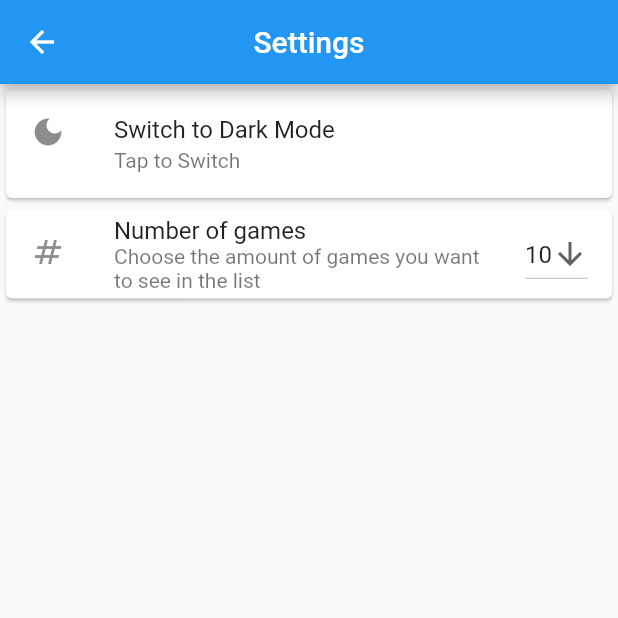
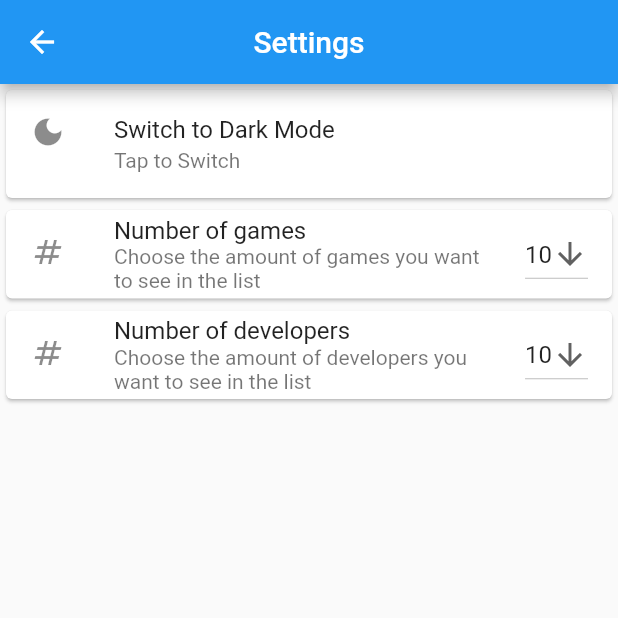
Before and after one commit to TGNdev/Critical-Dudes, a Flutter app: the SettingsPage screen opened directly, after a tap on "Switch to Light Mode", on a phone screen of 412 x 824 dp, the top half of it. Run offline on Flutter 3.47's test engine with Material 2 defaults, Android fonts, the phone set to English and light mode, and no system bars; our stand-ins replace pull_to_refresh, shared_preferences; accounts and stored records are empty; network calls fail.

Commit message:
Developers List

```diff
--- a/lib/configs.dart
+++ b/lib/configs.dart
@@ -17,8 +17,6 @@ class MyTheme with ChangeNotifier {
   }
 }
 
-MyTheme currentTheme = MyTheme();
-
 class MyDrawer extends StatelessWidget {
   const MyDrawer({Key? key}) : super(key: key);
 
@@ -29,7 +27,7 @@ class MyDrawer extends StatelessWidget {
         children: [
           ListTile(
             leading: Icon(Icons.house),
-            title: Text("Games List"),
+            title: Text("Home"),
             trailing: Icon(Icons.arrow_forward),
             onTap: () {
               Navigator.push(context,
@@ -50,3 +48,5 @@ class MyDrawer extends StatelessWidget {
     );
   }
 }
+
+MyTheme currentTheme = MyTheme();
--- a/lib/home.dart
+++ b/lib/home.dart
@@ -1,4 +1,5 @@
 import 'package:critical_dudes/games_model.dart';
+import 'package:critical_dudes/devs_model.dart';
 import 'package:critical_dudes/settings.dart';
 import 'package:flutter/material.dart';
 import 'package:http/http.dart' as http;
@@ -14,8 +15,12 @@ class HomePage extends StatefulWidget {
 
 class _HomePageState extends State<HomePage> {
   static List<Games> games = [];
+  static List<Devs> devs = [];
+
+  RefreshController gamesController = RefreshController(initialRefresh: true);
+  RefreshController devsController = RefreshController(initialRefresh: true);
+
   int page = 1;
-  RefreshController controller = RefreshController(initialRefresh: true);
 
   Future<bool> getGames({bool isRefresh = false}) async {
     final response = await http.get(Uri.parse(
@@ -36,39 +41,56 @@ class _HomePageState extends State<HomePage> {
     }
   }
 
-  Widget _buildList() {
+  Future<bool> getDevs({bool isRefresh = false}) async {
+    final response = await http.get(Uri.parse(
+        "https://api.rawg.io/api/developers?key=$apiKey&page_size=$selectedDevsPerList&page=$page"));
+
+    if (response.statusCode == 200) {
+      final result = devsDataFromJson(response.body);
+
+      if (isRefresh == true) {
+        devs = result.results;
+      } else {
+        devs.addAll(result.results);
+      }
+      setState(() {});
+      return true;
+    } else {
+      return false;
+    }
+  }
+
+  Widget _buildGamesList() {
     return SmartRefresher(
-      controller: controller,
+      controller: gamesController,
       enablePullUp: true,
       onRefresh: () async {
         page = 1;
         final result = await getGames(isRefresh: true);
         if (result) {
-          controller.refreshCompleted();
+          gamesController.refreshCompleted();
         } else {
-          controller.refreshFailed();
+          gamesController.refreshFailed();
         }
       },
       onLoading: () async {
         page++;
         final result = await getGames(isRefresh: false);
         if (result) {
-          controller.loadComplete();
+          gamesController.loadComplete();
         } else {
-          controller.loadFailed();
+          gamesController.loadFailed();
         }
         LoadStyle.ShowWhenLoading;
       },
       child: GridView.builder(
         itemCount: games.length,
         gridDelegate: const SliverGridDelegateWithFixedCrossAxisCount(
-            childAspectRatio: 8.0 / 10.0,
-            crossAxisCount: 2
-        ),
+            childAspectRatio: 8.0 / 10.0, crossAxisCount: 2),
         itemBuilder: (BuildContext context, int index) {
           final game = games[index];
           return Padding(
-            padding: const EdgeInsets.all(5),
+            padding: const EdgeInsets.all(8),
             child: Card(
               semanticContainer: true,
               shape: RoundedRectangleBorder(
@@ -88,7 +110,6 @@ class _HomePageState extends State<HomePage> {
                         return Center(
                             child: Column(
                           children: [
-                                const Text("Loading image..."),
                             LinearProgressIndicator(
                               value: loadingProgress.expectedTotalBytes != null
                                   ? loadingProgress.cumulativeBytesLoaded /
@@ -96,9 +117,9 @@ class _HomePageState extends State<HomePage> {
                                   : null,
                               minHeight: 8,
                             ),
+                            const Text("Loading image..."),
                           ],
-                            )
-                        );
+                        ));
                       },
                     ),
                   ),
@@ -106,7 +127,11 @@ class _HomePageState extends State<HomePage> {
                     padding: EdgeInsets.all(10),
                     child: Align(
                       alignment: Alignment.center,
-                      child: Text(game.name, textAlign: TextAlign.center,),
+                      child: Text(
+                        game.name,
+                        textAlign: TextAlign.center,
+                        style: TextStyle(fontWeight: FontWeight.bold),
+                      ),
                     ),
                   )
                 ],
@@ -115,22 +140,59 @@ class _HomePageState extends State<HomePage> {
           );
         },
       ),
-      /*child: ListView.builder(
-        itemCount: games.length,
-        itemBuilder: (context, int index) {
-          final game = games[index];
-          return Card(
+    );
+  }
+
+  Widget _buildDevsList() {
+    return SmartRefresher(
+      controller: devsController,
+      enablePullUp: true,
+      onRefresh: () async {
+        page = 1;
+        final result = await getDevs(isRefresh: true);
+        if (result) {
+          devsController.refreshCompleted();
+        } else {
+          devsController.refreshFailed();
+        }
+      },
+      onLoading: () async {
+        page++;
+        final result = await getDevs(isRefresh: false);
+        if (result) {
+          devsController.loadComplete();
+        } else {
+          devsController.loadFailed();
+        }
+        LoadStyle.ShowWhenLoading;
+      },
+      child: GridView.builder(
+        itemCount: devs.length,
+        gridDelegate: const SliverGridDelegateWithFixedCrossAxisCount(
+            childAspectRatio: 8.0 / 10.0, crossAxisCount: 2),
+        itemBuilder: (BuildContext context, int index) {
+          final dev = devs[index];
+          return Padding(
+            padding: const EdgeInsets.all(8),
+            child: Card(
+              semanticContainer: true,
+              shape: RoundedRectangleBorder(
+                borderRadius: BorderRadius.circular(20),
+              ),
+              clipBehavior: Clip.antiAlias,
               child: Column(
+                crossAxisAlignment: CrossAxisAlignment.start,
                 children: [
-                Image.network(
-                  game.backgroundImage,
+                  Expanded(
+                    child: Image.network(
+                      dev.backgroundImage,
+                      fit: BoxFit.cover,
                       loadingBuilder: (BuildContext context, Widget child,
                           ImageChunkEvent? loadingProgress) {
                         if (loadingProgress == null) return child;
                         return Center(
                             child: Column(
                           children: [
-                          const Text("Loading image..."),
                             LinearProgressIndicator(
                               value: loadingProgress.expectedTotalBytes != null
                                   ? loadingProgress.cumulativeBytesLoaded /
@@ -138,26 +200,37 @@ class _HomePageState extends State<HomePage> {
                                   : null,
                               minHeight: 8,
                             ),
+                            const Text("Loading image..."),
                           ],
+                        ));
+                      },
+                    ),
+                  ),
+                  Padding(
+                    padding: EdgeInsets.all(10),
+                    child: Align(
+                      alignment: Alignment.center,
+                      child: Text(
+                        dev.name,
+                        textAlign: TextAlign.center,
+                        style: TextStyle(fontWeight: FontWeight.bold),
+                      ),
+                    ),
                   )
+                ],
+              ),
+            ),
           );
         },
       ),
-                ListTile(
-                  title: Text(game.name),
-                  subtitle: Text('Released on ${game.released}'),
-                )
-              ],
-            ),
-          );
-        },
-      ),*/
     );
   }
 
   @override
   Widget build(BuildContext context) {
-    return Scaffold(
+    return DefaultTabController(
+      length: 2,
+      child: Scaffold(
         drawer: const MyDrawer(),
         body: NestedScrollView(
           floatHeaderSlivers: true,
@@ -166,9 +239,18 @@ class _HomePageState extends State<HomePage> {
               floating: true,
               title: Text("Games List"),
               centerTitle: true,
+              bottom: TabBar(
+                tabs: [
+                  Tab(text: "Games"),
+                  Tab(text: "Developers"),
+                ],
+              ),
             ),
           ],
-        body: _buildList(),
+          body: TabBarView(
+            children: [_buildGamesList(), _buildDevsList()],
+          ),
+        ),
       ),
     );
   }
--- a/lib/settings.dart
+++ b/lib/settings.dart
@@ -1,7 +1,7 @@
 library vars;
 import 'package:critical_dudes/configs.dart';
 import 'package:flutter/material.dart';
-import 'home.dart';
+import 'package:shared_preferences/shared_preferences.dart';
 
 class SettingsPage extends StatefulWidget {
   const SettingsPage({Key? key}) : super(key: key);
@@ -11,24 +11,33 @@ class SettingsPage extends StatefulWidget {
 }
 
 int selectedGamesPerList = 10;
+int selectedDevsPerList = 10;
 
 class _SettingsPageState extends State<SettingsPage> {
+  //late Future<bool> _isDark;
   bool isDark = true;
+
+  final Future<SharedPreferences> _prefs = SharedPreferences.getInstance();
+
+  /*Future<void> saveThemePref() async {
+    final SharedPreferences prefs = await _prefs;
+    final isDark = prefs.
+  }*/
 
   @override
   Widget build(BuildContext context) {
     return Scaffold(
       appBar: AppBar(
-        title: Text("Settings"),
+        title: const Text("Settings"),
         centerTitle: true,
       ),
       body: ListView(
         children: [
           Card(
             child: ListTile(
-              leading: isDark ? Icon(Icons.sunny) : Icon(Icons.dark_mode),
-              title: isDark ? Text("Switch to Light Mode") : Text("Switch to Dark Mode"),
-              subtitle: Text("Tap to Switch"),
+              leading: isDark ? const Icon(Icons.sunny) : const Icon(Icons.dark_mode),
+              title: isDark ? const Text("Switch to Light Mode") : const Text("Switch to Dark Mode"),
+              subtitle: const Text("Tap to Switch"),
               onTap: () {
                 setState((){
                   isDark = !isDark;
@@ -39,23 +48,23 @@ class _SettingsPageState extends State<SettingsPage> {
           ),
           Card(
             child: ListTile(
-              leading: Icon(Icons.numbers),
-              title: Text("Number of games"),
-              subtitle: Text("Choose the amount of games you want to see in the list"),
+              leading: const Icon(Icons.numbers),
+              title: const Text("Number of games"),
+              subtitle: const Text("Choose the amount of games you want to see in the list"),
               trailing: DropdownButton(
-                icon: Icon(Icons.arrow_downward),
-                items: [
+                icon: const Icon(Icons.arrow_downward),
+                items: const [
                   DropdownMenuItem(
+                    value: 6,
                     child: Text("6"),
-                    value: 6,
                   ),
                   DropdownMenuItem(
+                    value: 10,
                     child: Text("10"),
-                    value: 10,
                   ),
                   DropdownMenuItem(
+                    value: 20,
                     child: Text("20"),
-                    value: 20,
                   ),
                 ],
                 onChanged: (int? value) {
@@ -66,6 +75,36 @@ class _SettingsPageState extends State<SettingsPage> {
                 value: selectedGamesPerList,
               ),
             ),
+          ),
+          Card(
+            child: ListTile(
+              leading: const Icon(Icons.numbers),
+              title: const Text("Number of developers"),
+              subtitle: const Text("Choose the amount of developers you want to see in the list"),
+              trailing: DropdownButton(
+                icon: const Icon(Icons.arrow_downward),
+                items: const [
+                  DropdownMenuItem(
+                    value: 6,
+                    child: Text("6"),
+                  ),
+                  DropdownMenuItem(
+                    value: 10,
+                    child: Text("10"),
+                  ),
+                  DropdownMenuItem(
+                    value: 20,
+                    child: Text("20"),
+                  ),
+                ],
+                onChanged: (int? value) {
+                  setState(() {
+                    selectedDevsPerList = value!;
+                  });
+                },
+                value: selectedDevsPerList,
+              ),
+            ),
           )
         ],
       ),
--- a/pubspec.yaml
+++ b/pubspec.yaml
@@ -36,6 +36,7 @@ dependencies:
   cupertino_icons: ^1.0.2
   http: ^0.13.4
   pull_to_refresh: ^2.0.0
+  shared_preferences: ^2.0.15
 
 dev_dependencies:
   flutter_test:
```
Also changed, not shown: lib/devs_model.dart (added, +49 -0 lines), pubspec.lock. Lines whose indentation alone changed are shown as unchanged.
